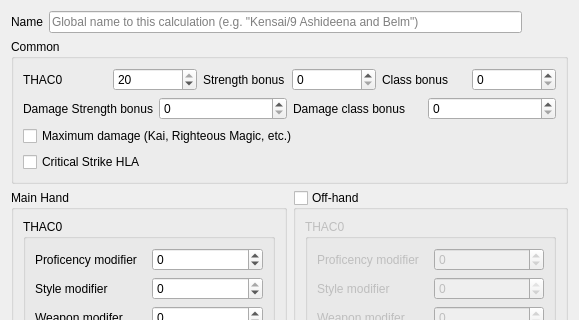
moebiusproject/moebiustoolkit, file src/configuration.ui: the form before one commit; both pictures show x 0 to 579 and y 0 to 320 of the 579 by 766 pixel window.
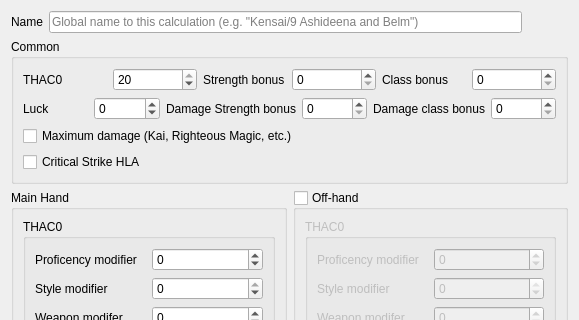
The form after the commit.

Commit message:
Start using DiceRoll class to remove legacy code
Use both the legacy code and the (tested) DiceRoll code, and assert if
the results don't match, so we are ready to just remove the legacy code
after a bit of use confirming that both work the same.

The edit to the form file:
```diff
--- a/src/configuration.ui
+++ b/src/configuration.ui
@@ -88,6 +88,23 @@
       </item>
       <item>
        <layout class="QHBoxLayout" name="horizontalLayout_3">
+        <item>
+         <widget class="QLabel" name="luckLabel">
+          <property name="text">
+           <string>Luck</string>
+          </property>
+         </widget>
+        </item>
+        <item>
+         <widget class="QSpinBox" name="luck">
+          <property name="minimum">
+           <number>-20</number>
+          </property>
+          <property name="maximum">
+           <number>20</number>
+          </property>
+         </widget>
+        </item>
         <item>
          <widget class="QLabel" name="strengthDamageBonusLabel">
           <property name="text">
```
The commit also changes 1 other file.
